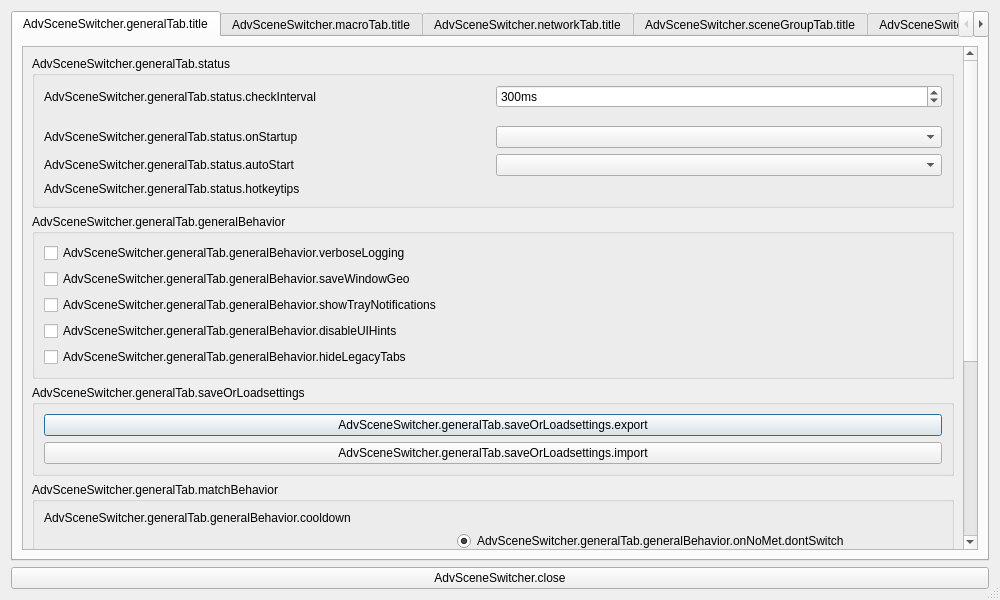
The window that forms/advanced-scene-switcher.ui (WarmUpTill/SceneSwitcher) describes before a commit, drawn with Qt 5.
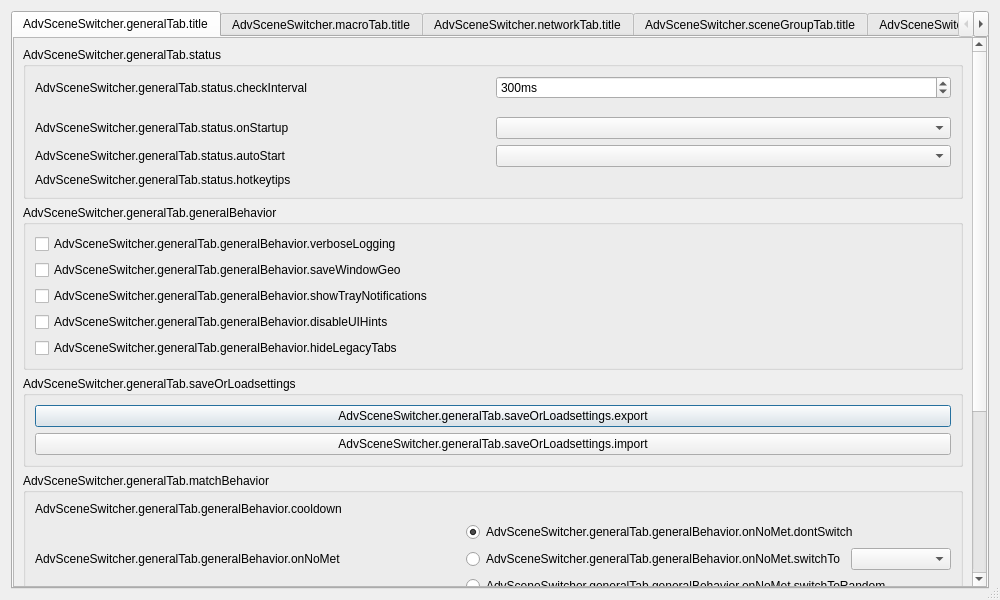
The same window after the commit. Icons and pictures are not drawn.

Commit message:
Waste less space in the UI
 * Adjusted layout margins

   Nested layouts lead to lots of wasted space.
 * Removed unnecessary "Close" button

   Closing the settings dialog via "x" or the close button does not make
   a difference so it can savely be removed.

The edit to the form file:
```diff
--- a/forms/advanced-scene-switcher.ui
+++ b/forms/advanced-scene-switcher.ui
@@ -45,6 +45,18 @@
        <string>AdvSceneSwitcher.generalTab.title</string>
       </attribute>
       <layout class="QHBoxLayout" name="horizontalLayout_23">
+       <property name="leftMargin">
+        <number>0</number>
+       </property>
+       <property name="topMargin">
+        <number>0</number>
+       </property>
+       <property name="rightMargin">
+        <number>0</number>
+       </property>
+       <property name="bottomMargin">
+        <number>0</number>
+       </property>
        <item>
         <widget class="QScrollArea" name="scrollArea">
          <property name="widgetResizable">
@@ -55,8 +67,8 @@
            <rect>
             <x>0</x>
             <y>0</y>
-            <width>1024</width>
-            <height>800</height>
+            <width>957</width>
+            <height>817</height>
            </rect>
           </property>
           <layout class="QVBoxLayout" name="verticalLayout_19">
@@ -4507,13 +4519,6 @@
      </widget>
     </widget>
    </item>
-   <item>
-    <widget class="QPushButton" name="close">
-     <property name="text">
-      <string>AdvSceneSwitcher.close</string>
-     </property>
-    </widget>
-   </item>
   </layout>
  </widget>
  <resources/>
```
Left out of the diff: 19 changed lines with no effect on the pictures. The commit also changes 2 other files.
